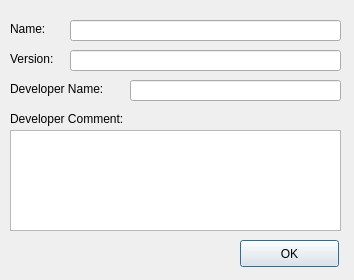
Qt form src/frontend/AboutFile.ui (OpenBangla/OpenBangla-Keyboard) before a commit.
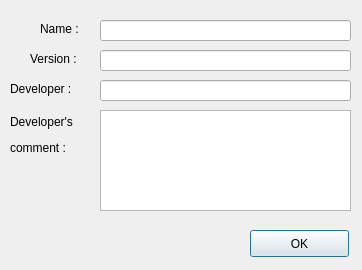
The same form after that commit.

Commit message: Avro style Layout Info Dialog

What changed in the file:
```diff
--- a/src/frontend/AboutFile.ui
+++ b/src/frontend/AboutFile.ui
@@ -6,8 +6,8 @@
    <rect>
     <x>0</x>
     <y>0</y>
-    <width>354</width>
-    <height>280</height>
+    <width>362</width>
+    <height>270</height>
    </rect>
   </property>
   <property name="windowTitle">
@@ -16,14 +16,14 @@
   <widget class="QLabel" name="lblName">
    <property name="geometry">
     <rect>
-     <x>10</x>
+     <x>40</x>
      <y>20</y>
-     <width>67</width>
+     <width>51</width>
      <height>17</height>
     </rect>
    </property>
    <property name="text">
-    <string>Name:</string>
+    <string>Name :</string>
    </property>
   </widget>
   <widget class="QLineEdit" name="txtName">
@@ -32,9 +32,9 @@
    </property>
    <property name="geometry">
     <rect>
-     <x>70</x>
+     <x>100</x>
      <y>20</y>
-     <width>271</width>
+     <width>251</width>
      <height>21</height>
     </rect>
    </property>
@@ -48,14 +48,14 @@
   <widget class="QLabel" name="label">
    <property name="geometry">
     <rect>
-     <x>10</x>
+     <x>30</x>
      <y>50</y>
      <width>67</width>
      <height>17</height>
     </rect>
    </property>
    <property name="text">
-    <string>Version:</string>
+    <string>Version :</string>
    </property>
   </widget>
   <widget class="QLineEdit" name="txtVar">
@@ -64,9 +64,9 @@
    </property>
    <property name="geometry">
     <rect>
-     <x>70</x>
+     <x>100</x>
      <y>50</y>
-     <width>271</width>
+     <width>251</width>
      <height>21</height>
     </rect>
    </property>
@@ -82,12 +82,12 @@
     <rect>
      <x>10</x>
      <y>80</y>
-     <width>121</width>
+     <width>91</width>
      <height>17</height>
     </rect>
    </property>
    <property name="text">
-    <string>Developer Name:</string>
+    <string>Developer :</string>
    </property>
   </widget>
   <widget class="QLabel" name="label_3">
@@ -95,12 +95,12 @@
     <rect>
      <x>10</x>
      <y>110</y>
-     <width>151</width>
-     <height>17</height>
+     <width>91</width>
+     <height>51</height>
     </rect>
    </property>
    <property name="text">
-    <string>Developer Comment:</string>
+    <string>&lt;html&gt;&lt;head/&gt;&lt;body&gt;&lt;p&gt;Developer's &lt;/p&gt;&lt;p&gt;   comment : &lt;/p&gt;&lt;/body&gt;&lt;/html&gt;</string>
    </property>
   </widget>
   <widget class="QPlainTextEdit" name="txtDevComment">
@@ -109,9 +109,9 @@
    </property>
    <property name="geometry">
     <rect>
-     <x>10</x>
-     <y>130</y>
-     <width>331</width>
+     <x>100</x>
+     <y>110</y>
+     <width>251</width>
      <height>101</height>
     </rect>
    </property>
@@ -125,9 +125,9 @@
    </property>
    <property name="geometry">
     <rect>
-     <x>130</x>
+     <x>100</x>
      <y>80</y>
-     <width>211</width>
+     <width>251</width>
      <height>21</height>
     </rect>
    </property>
@@ -138,8 +138,8 @@
   <widget class="QPushButton" name="buttonOK">
    <property name="geometry">
     <rect>
-     <x>240</x>
-     <y>240</y>
+     <x>250</x>
+     <y>230</y>
      <width>99</width>
      <height>27</height>
     </rect>
```
The commit also changes 1 other file.
